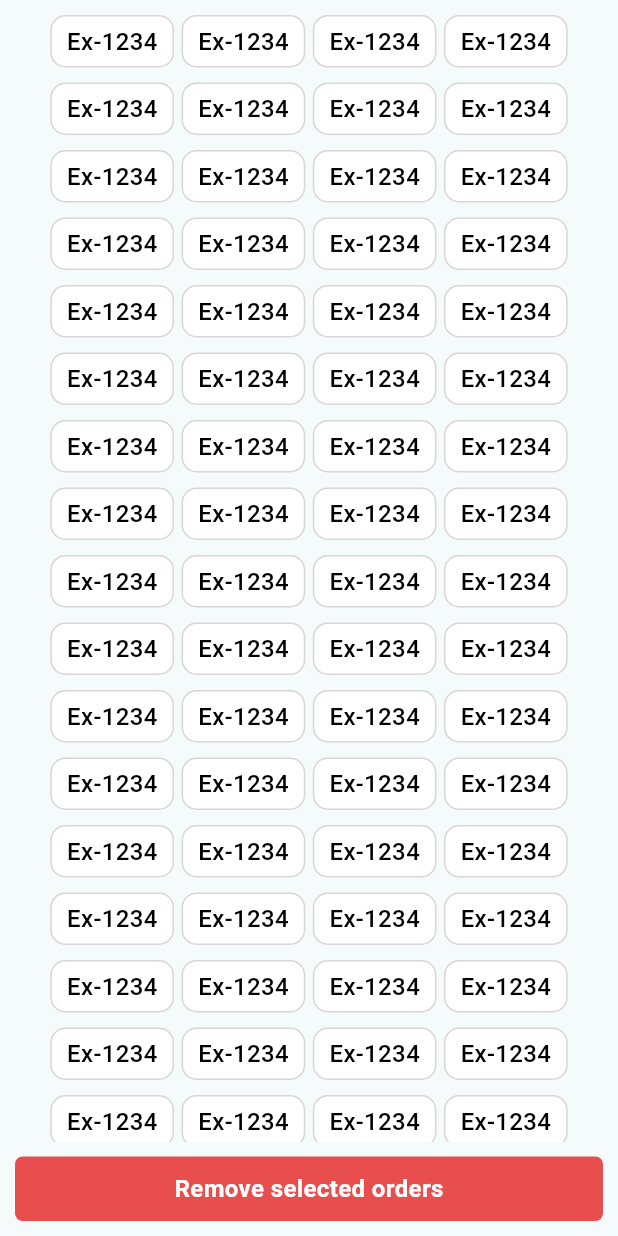
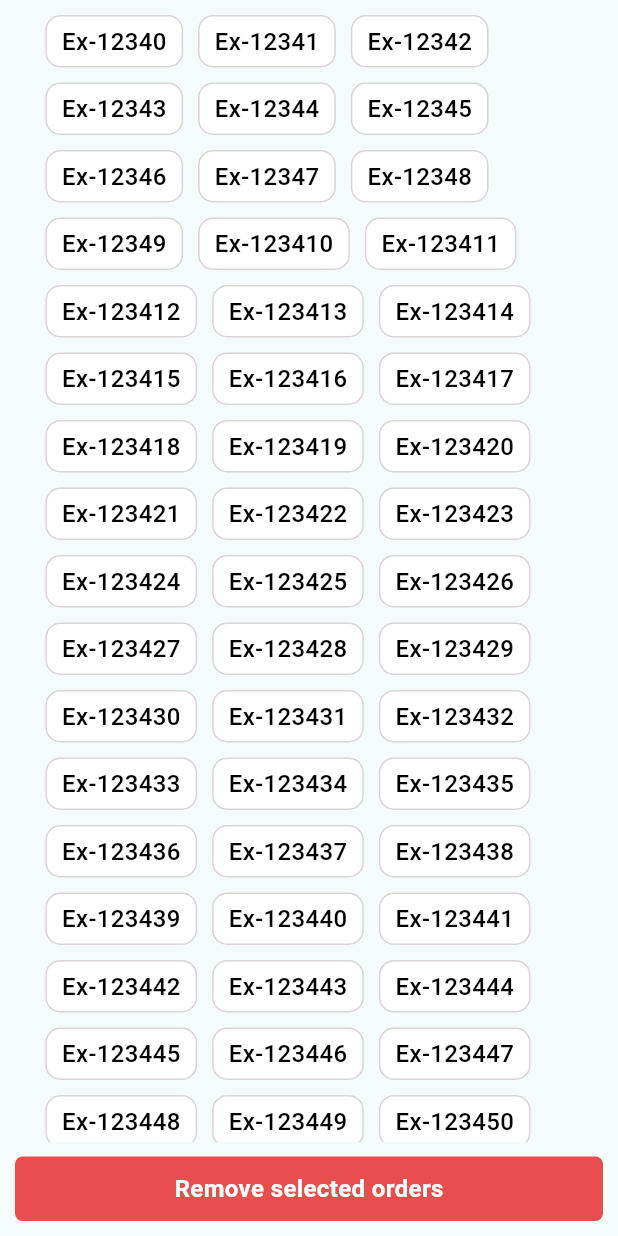
Before and after one commit to ashishratz007/jog_inventory, a Flutter app: the _OrderCodesRemoveScreen widget shown alone on an empty page, opened directly, on a phone screen of 412 x 824 dp. Run offline on Flutter 3.47's test engine with Material 3 defaults, Android fonts, the phone set to English and light mode, and no system bars; our stand-ins replace cached_network_image, dio, file_picker, flutter_screenutil, flutter_svg, gap and 6 more; missing offline and left inert: barcode_scan2, dart:ffi; accounts and stored records are empty; Roboto replaces fonts that are missing (Montserrat).

Commit message:
material rq finished tab

```diff
--- a/lib/modules/material/widgets/order_codes_remove.dart
+++ b/lib/modules/material/widgets/order_codes_remove.dart
@@ -28,7 +28,7 @@ class _OrderCodesRemoveScreenState extends State<_OrderCodesRemoveScreen> {
           child: SingleChildScrollView(
             padding: AppPadding.inner,
             child: Wrap(
-                spacing: 5,
+                spacing: 10,
                 runSpacing: 10,
                 children: List.generate(200, (index) {
                   RxBool isSelected = false.obs;
@@ -50,7 +50,7 @@ class _OrderCodesRemoveScreenState extends State<_OrderCodesRemoveScreen> {
                                     : Colours.border)),
                         padding: EdgeInsets.only(
                             left: 10, right: 10, top: 5, bottom: 5),
-                        child: Text("Ex-1234"),
+                        child: Text("Ex-1234${index}"),
                       ),
                     ),
                   );
```
